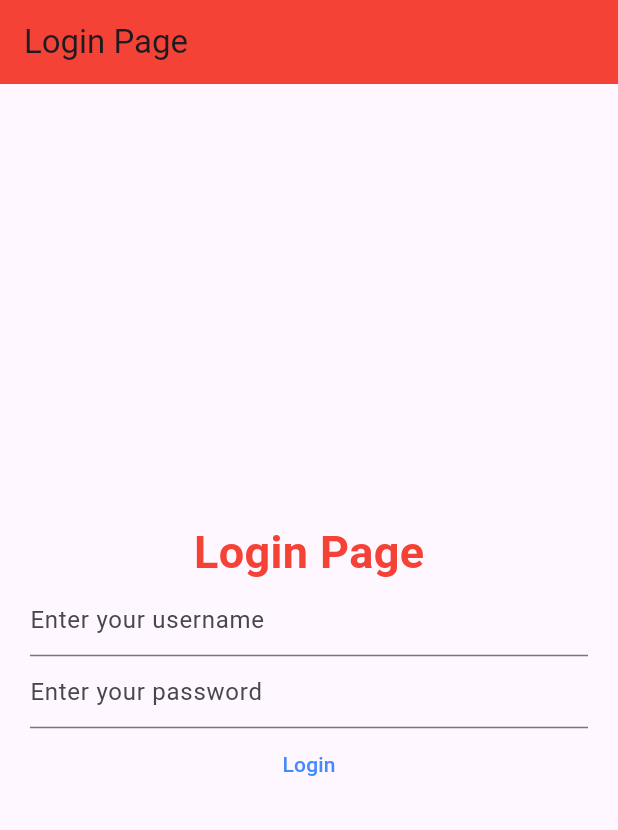
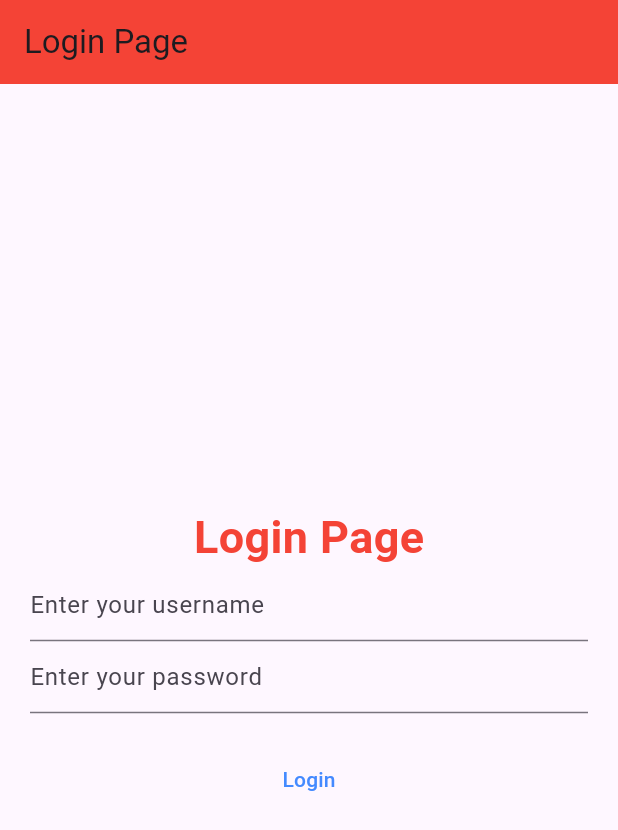
Before and after one commit to batirniyaz/Online-Shopping-App, a Flutter app: the screen it shows after launch, after a tap on the "add" icon, on a phone screen of 412 x 824 dp. Shown: the top 830 px of the screen. Run offline on Flutter 3.47's test engine with Material 3 defaults, Android fonts, the phone set to English and light mode, and no system bars; our stand-ins replace go_router; network calls fail; key blocks and very long unbroken strings in the code were emptied for the run.

Commit message:
fixed some misunderstanding on desing

```diff
--- a/lib/pages/LoginPage.dart
+++ b/lib/pages/LoginPage.dart
@@ -57,6 +57,7 @@ class _LoginPageState extends State<LoginPage> {
                 ),
               visible: isError,
             ),
+            Padding(padding: EdgeInsets.all(10.0)),
             TextButton(
               style: TextButton.styleFrom(foregroundColor: Colors.green),
               onPressed: () {
```
